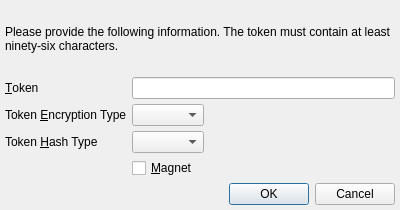
Qt form branches/trunk/UI/adaptiveechoprompt.ui (textbrowser/spot-on) before a commit.
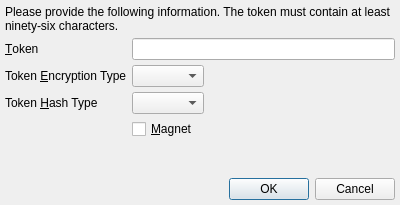
The same form after that commit. Icons and pictures are not drawn.

What changed in the file:
```diff
--- a/branches/trunk/UI/adaptiveechoprompt.ui
+++ b/branches/trunk/UI/adaptiveechoprompt.ui
@@ -7,7 +7,7 @@
     <x>0</x>
     <y>0</y>
     <width>400</width>
-    <height>210</height>
+    <height>205</height>
    </rect>
   </property>
   <property name="windowIcon">
@@ -135,6 +135,19 @@
      </item>
     </layout>
    </item>
+   <item>
+    <spacer name="verticalSpacer">
+     <property name="orientation">
+      <enum>Qt::Vertical</enum>
+     </property>
+     <property name="sizeHint" stdset="0">
+      <size>
+       <width>20</width>
+       <height>40</height>
+      </size>
+     </property>
+    </spacer>
+   </item>
    <item>
     <widget class="QDialogButtonBox" name="buttonBox">
      <property name="orientation">
```
